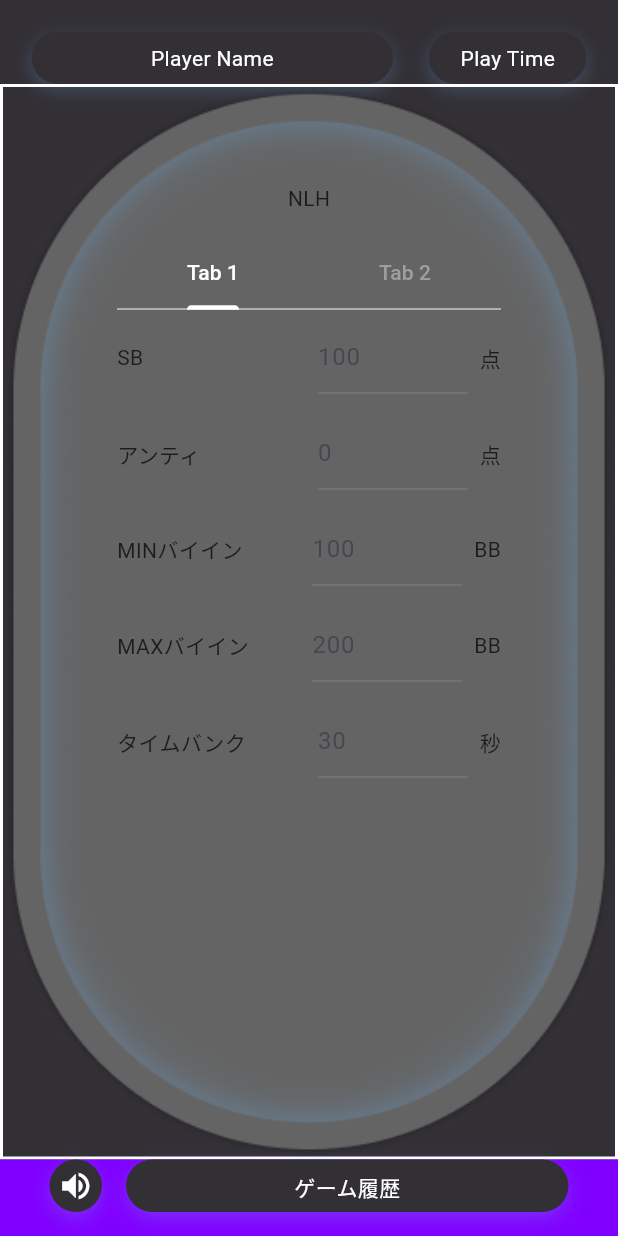
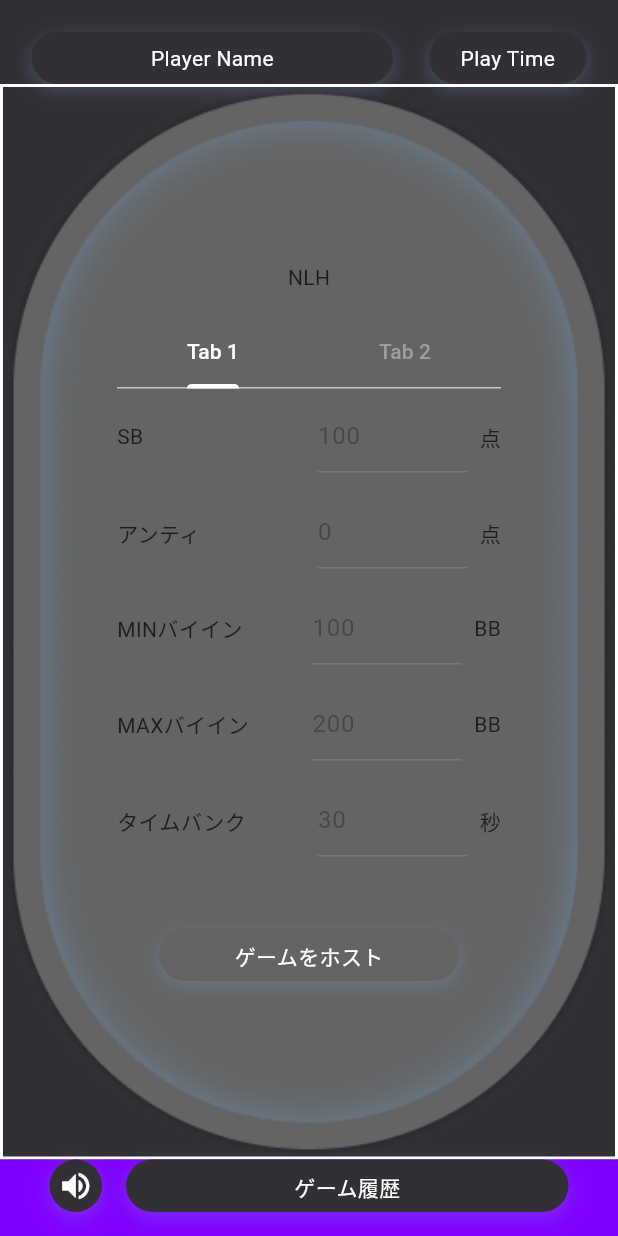
Before and after one commit to trrn2011/instant_poker, a Flutter app: the screen it shows after launch, on a phone screen of 412 x 824 dp. Run offline on Flutter 3.47's test engine with Material 3 defaults, Android fonts, the phone set to English and light mode, and no system bars.

Commit message:
game画面に遷移

```diff
--- a/lib/screens/top_screen.dart
+++ b/lib/screens/top_screen.dart
@@ -3,7 +3,7 @@ import 'package:instant_poker/widgets/circle_container_widget.dart';
 import 'package:instant_poker/widgets/ringgame_field_widget.dart';
 import '../utils/colors_util.dart';
 import 'package:provider/provider.dart';
-import '../providers/game_provider.dart';
+import './game_screen.dart';
 
 class TopScreen extends StatelessWidget {
   const TopScreen({super.key});
@@ -74,7 +74,7 @@ class TopScreen extends StatelessWidget {
                         indicatorColor: Colors.white,
                       ),
                       Container(
-                        height: 500,
+                        height: 360,
                         child: TabBarView(
                           children: [
                             RingGameFieldWidget(),
@@ -94,6 +94,20 @@ class TopScreen extends StatelessWidget {
                               ),
                             ),
                           ],
+                        ),
+                      ),
+                      GestureDetector(
+                        onTap: () {
+                          Navigator.of(context).push(
+                            MaterialPageRoute(
+                              builder: (context) => GameScreen(),
+                            ),
+                          );
+                        },
+                        child: CircleContainerWidget(
+                          child: Text('ゲームをホスト',
+                              style: TextStyle(color: Colors.white)),
+                          color: ColorsUtil.tableGrey,
                         ),
                       ),
                     ]),
--- a/lib/utils/colors_util.dart
+++ b/lib/utils/colors_util.dart
@@ -3,4 +3,5 @@ import 'package:flutter/material.dart';
 class ColorsUtil {
   static const Color backgroundPurple = Color(0xFF322F35);
   static const Color shadowBlue = Color(0x4270B0EB);
+  static const Color tableGrey = Color(0xFF646464);
 }
```
Also changed, not shown: lib/screens/game_screen.dart (added, +69 -0 lines).
